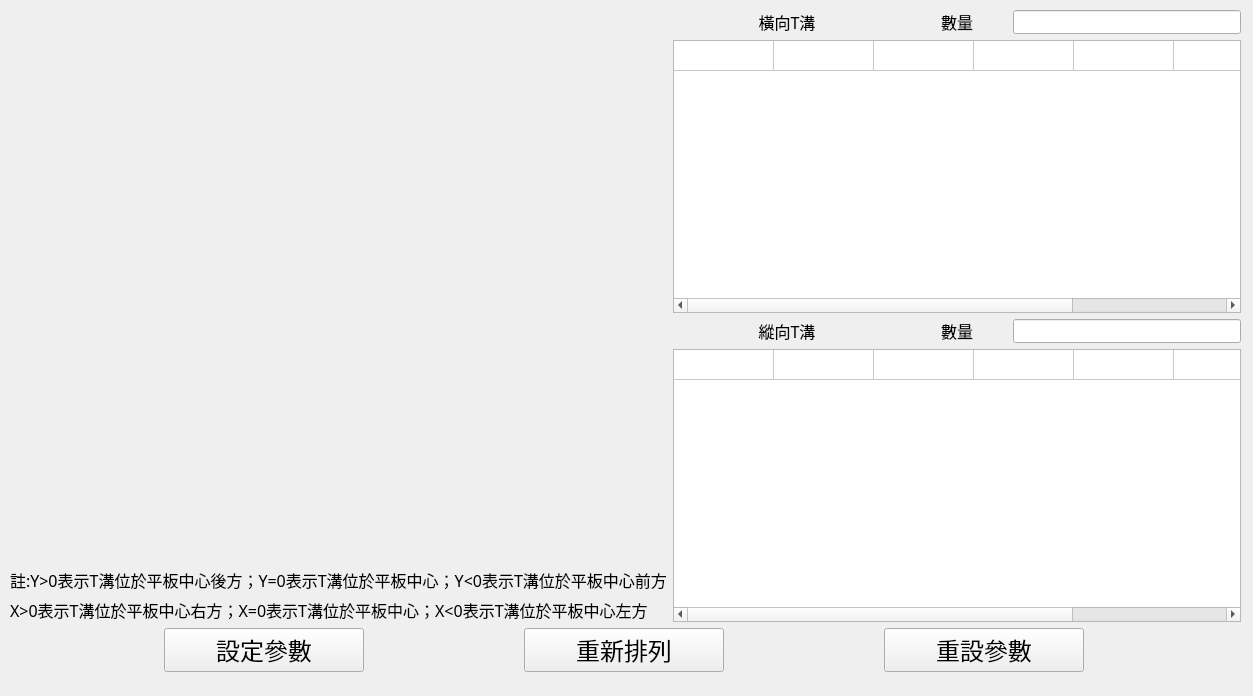
Before: the Qt Designer form SYEI_stamping_press_system/pad_machining.ui in sinje0816/stamping_press, drawn with Qt 5.
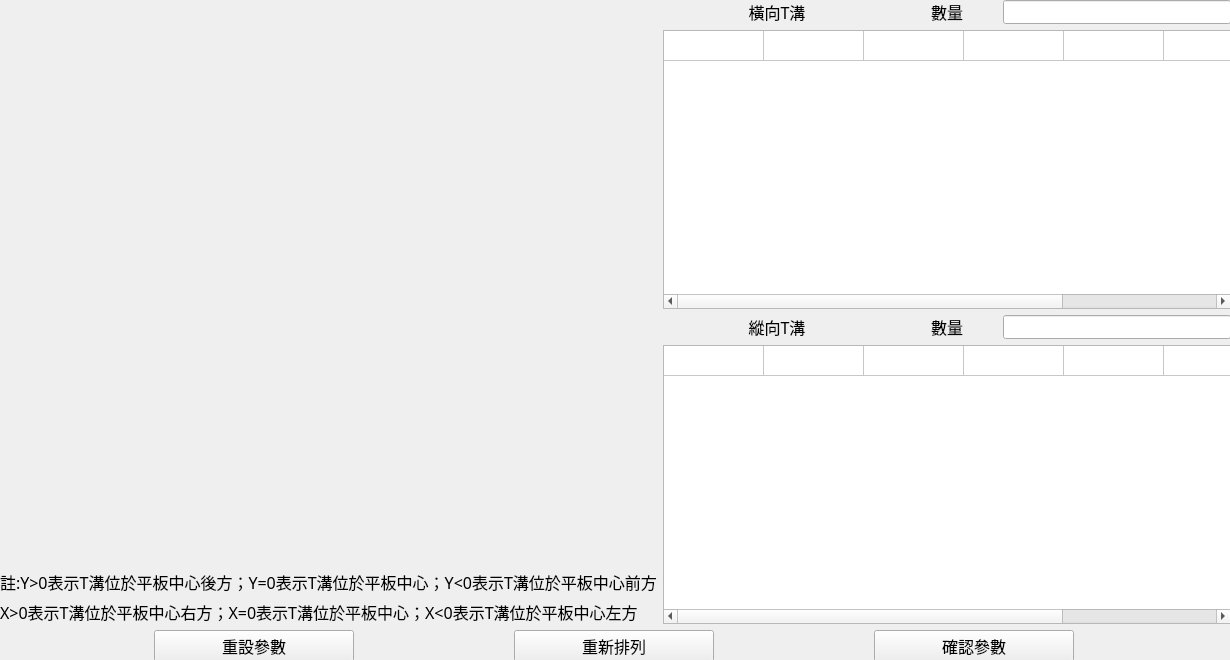
After: the same form once the commit is applied. Icons and pictures are not drawn.

The edit to the form file:
```diff
--- a/SYEI_stamping_press_system/pad_machining.ui
+++ b/SYEI_stamping_press_system/pad_machining.ui
@@ -6,24 +6,36 @@
    <rect>
     <x>0</x>
     <y>0</y>
-    <width>1253</width>
-    <height>696</height>
+    <width>1230</width>
+    <height>660</height>
    </rect>
   </property>
   <property name="sizePolicy">
-   <sizepolicy hsizetype="Preferred" vsizetype="Fixed">
+   <sizepolicy hsizetype="Maximum" vsizetype="Maximum">
     <horstretch>0</horstretch>
     <verstretch>0</verstretch>
    </sizepolicy>
   </property>
+  <property name="minimumSize">
+   <size>
+    <width>1230</width>
+    <height>660</height>
+   </size>
+  </property>
+  <property name="maximumSize">
+   <size>
+    <width>1230</width>
+    <height>660</height>
+   </size>
+  </property>
   <property name="windowTitle">
    <string>Form</string>
   </property>
   <widget class="QWidget" name="layoutWidget">
    <property name="geometry">
     <rect>
-     <x>10</x>
-     <y>10</y>
+     <x>0</x>
+     <y>0</y>
      <width>1231</width>
      <height>662</height>
     </rect>
@@ -354,56 +366,6 @@
     </item>
     <item>
      <layout class="QHBoxLayout" name="horizontalLayout_4">
-      <item>
-       <widget class="QPushButton" name="setup">
-        <property name="sizePolicy">
-         <sizepolicy hsizetype="Fixed" vsizetype="Fixed">
-          <horstretch>0</horstretch>
-          <verstretch>0</verstretch>
-         </sizepolicy>
-        </property>
-        <property name="maximumSize">
-         <size>
-          <width>200</width>
-          <height>16777215</height>
-         </size>
-        </property>
-        <property name="font">
-         <font>
-          <family>微軟正黑體</family>
-          <pointsize>18</pointsize>
-         </font>
-        </property>
-        <property name="text">
-         <string>設定參數</string>
-        </property>
-       </widget>
-      </item>
-      <item>
-       <widget class="QPushButton" name="rearrange_the_order">
-        <property name="sizePolicy">
-         <sizepolicy hsizetype="Fixed" vsizetype="Fixed">
-          <horstretch>0</horstretch>
-          <verstretch>0</verstretch>
-         </sizepolicy>
-        </property>
-        <property name="maximumSize">
-         <size>
-          <width>200</width>
-          <height>16777215</height>
-         </size>
-        </property>
-        <property name="font">
-         <font>
-          <family>微軟正黑體</family>
-          <pointsize>18</pointsize>
-         </font>
-        </property>
-        <property name="text">
-         <string>重新排列</string>
-        </property>
-       </widget>
-      </item>
       <item>
        <widget class="QPushButton" name="reset">
         <property name="sizePolicy">
@@ -421,7 +383,7 @@
         <property name="font">
          <font>
           <family>微軟正黑體</family>
-          <pointsize>18</pointsize>
+          <pointsize>12</pointsize>
          </font>
         </property>
         <property name="text">
@@ -429,6 +391,56 @@
         </property>
        </widget>
       </item>
+      <item>
+       <widget class="QPushButton" name="rearrange_the_order">
+        <property name="sizePolicy">
+         <sizepolicy hsizetype="Fixed" vsizetype="Fixed">
+          <horstretch>0</horstretch>
+          <verstretch>0</verstretch>
+         </sizepolicy>
+        </property>
+        <property name="maximumSize">
+         <size>
+          <width>200</width>
+          <height>16777215</height>
+         </size>
+        </property>
+        <property name="font">
+         <font>
+          <family>微軟正黑體</family>
+          <pointsize>12</pointsize>
+         </font>
+        </property>
+        <property name="text">
+         <string>重新排列</string>
+        </property>
+       </widget>
+      </item>
+      <item>
+       <widget class="QPushButton" name="setup">
+        <property name="sizePolicy">
+         <sizepolicy hsizetype="Fixed" vsizetype="Fixed">
+          <horstretch>0</horstretch>
+          <verstretch>0</verstretch>
+         </sizepolicy>
+        </property>
+        <property name="maximumSize">
+         <size>
+          <width>200</width>
+          <height>16777215</height>
+         </size>
+        </property>
+        <property name="font">
+         <font>
+          <family>微軟正黑體</family>
+          <pointsize>12</pointsize>
+         </font>
+        </property>
+        <property name="text">
+         <string>確認參數</string>
+        </property>
+       </widget>
+      </item>
      </layout>
     </item>
    </layout>
```
